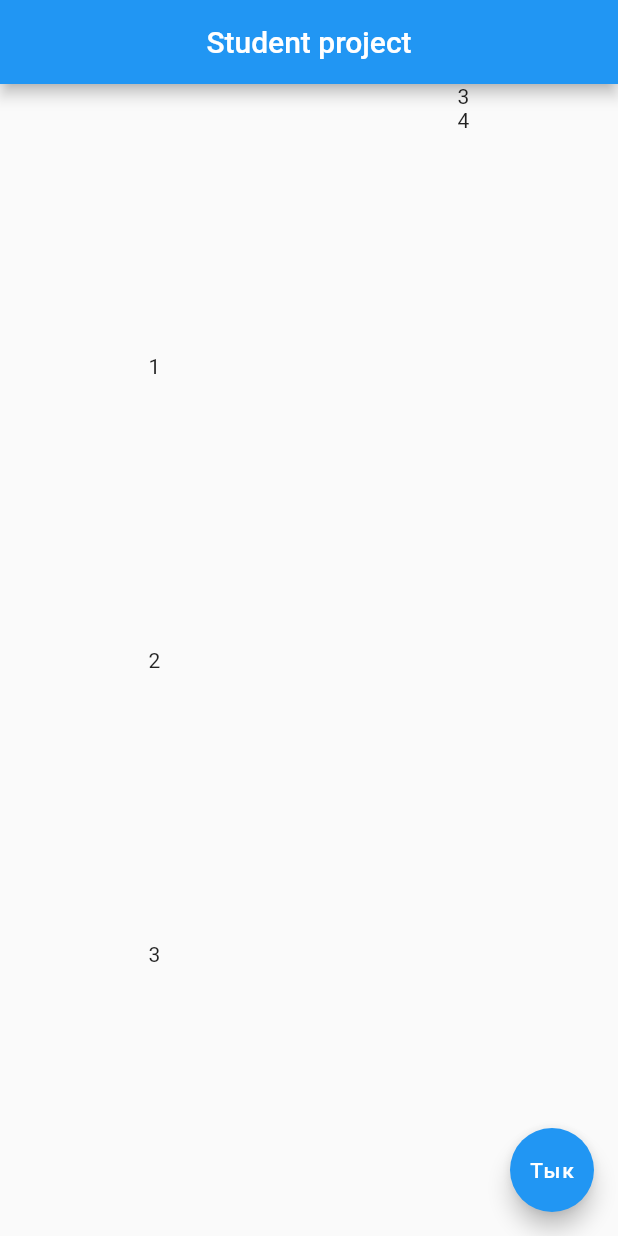
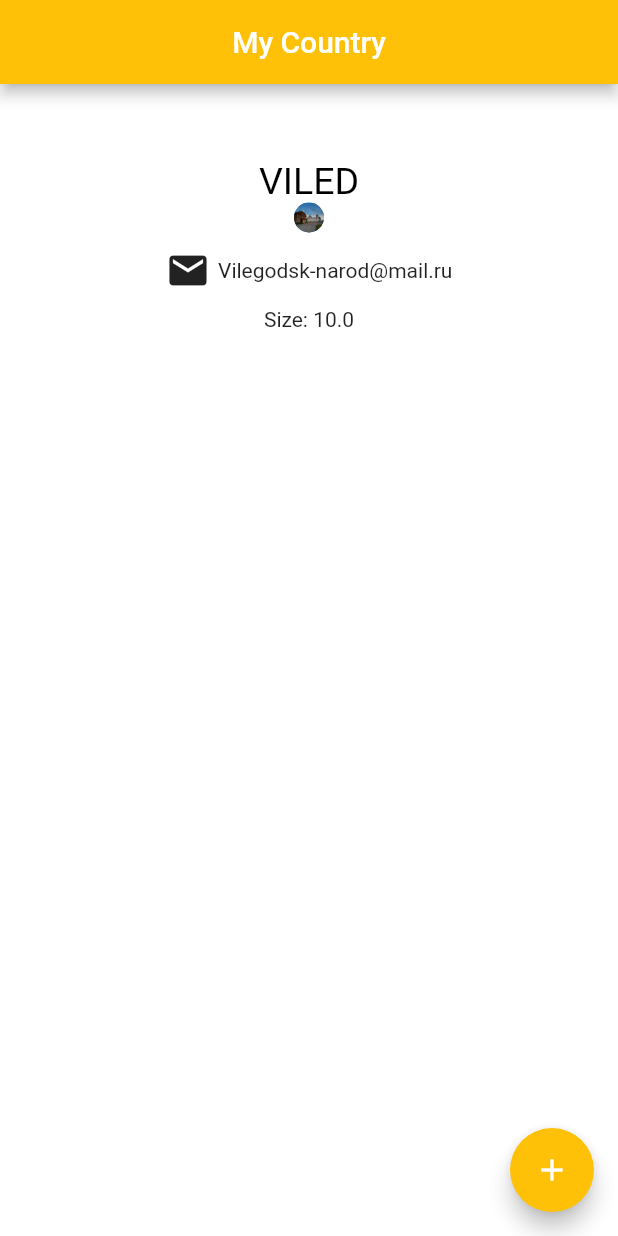
Before and after one commit to Andrei200123/student_project, a Flutter app: the screen it shows after launch, on a phone screen of 412 x 824 dp. Run offline on Flutter 3.47's test engine with Material 2 defaults, Android fonts, the phone set to English and light mode, and no system bars.

Commit message:
Что-то интереснее

```diff
--- a/lib/main.dart
+++ b/lib/main.dart
@@ -1,37 +1,75 @@
 import 'package:flutter/cupertino.dart';
 import 'package:flutter/material.dart';
 
-void main() => runApp(MyApp());
+void main() => runApp(MaterialApp(
+      home: UserPanel(),
+    ));
 
-class MyApp extends StatelessWidget {
+class UserPanel extends StatefulWidget {
+  const UserPanel({Key? key}) : super(key: key);
+
+  @override
+  State<UserPanel> createState() => _UserPanelState();
+}
+
+class _UserPanelState extends State<UserPanel> {
+  double _count = 10;
+
   @override
   Widget build(BuildContext context) {
-    return MaterialApp(
-      theme: ThemeData(primaryColor: Colors.amberAccent),
-      home: Scaffold(
+    return Scaffold(
+      backgroundColor: Colors.white54,
       appBar: AppBar(
-          title: Text("Student project"),
+        title: Text('My Country'),
         centerTitle: true,
+        backgroundColor: Colors.amber,
       ),
-        body: Row(
-          mainAxisAlignment: MainAxisAlignment.spaceAround,
+      body: SafeArea(
+        child: Row(
+          mainAxisAlignment: MainAxisAlignment.center,
           children: [
             Column(
-              mainAxisAlignment: MainAxisAlignment.spaceEvenly,
-              crossAxisAlignment: CrossAxisAlignment.end,
-              children: [Text("1"), Text("2"), Text("3")],
+              children: [
+                Padding(
+                  padding: EdgeInsets.only(top: 50),
                 ),
-            Column(
-              children: [Text("3"), Text("4")],
+                Text(
+                  "VILED",
+                  style: TextStyle(
+                    fontSize: 25,
+                    color: Colors.black,
+                  ),
+                ),
+                CircleAvatar(
+                  backgroundImage: AssetImage('images/VILED.jpg'),
+                  radius: _count,
+                ),
+                Padding(padding: EdgeInsets.only(top: 10)),
+                Row(
+                  children: [
+                    Icon(
+                      Icons.mail,
+                      size: 30,
+                    ),
+                    Padding(padding: EdgeInsets.only(left: 5)),
+                    Text("Vilegodsk-narod@mail.ru")
+                  ],
+                ),
+                Padding(padding: EdgeInsets.only(top: 10)),
+                Text('Size: $_count'),
+              ],
             ),
           ],
         ),
+      ),
       floatingActionButton: FloatingActionButton(
+        child: Icon(Icons.add),
+        backgroundColor: Colors.amber,
         onPressed: () {
-            print("");
+          setState(() {
+            _count++;
+          });
         },
-          child: Text("Тык"),
-        ),
       ),
     );
   }
```
Lines whose indentation alone changed are shown as unchanged.
